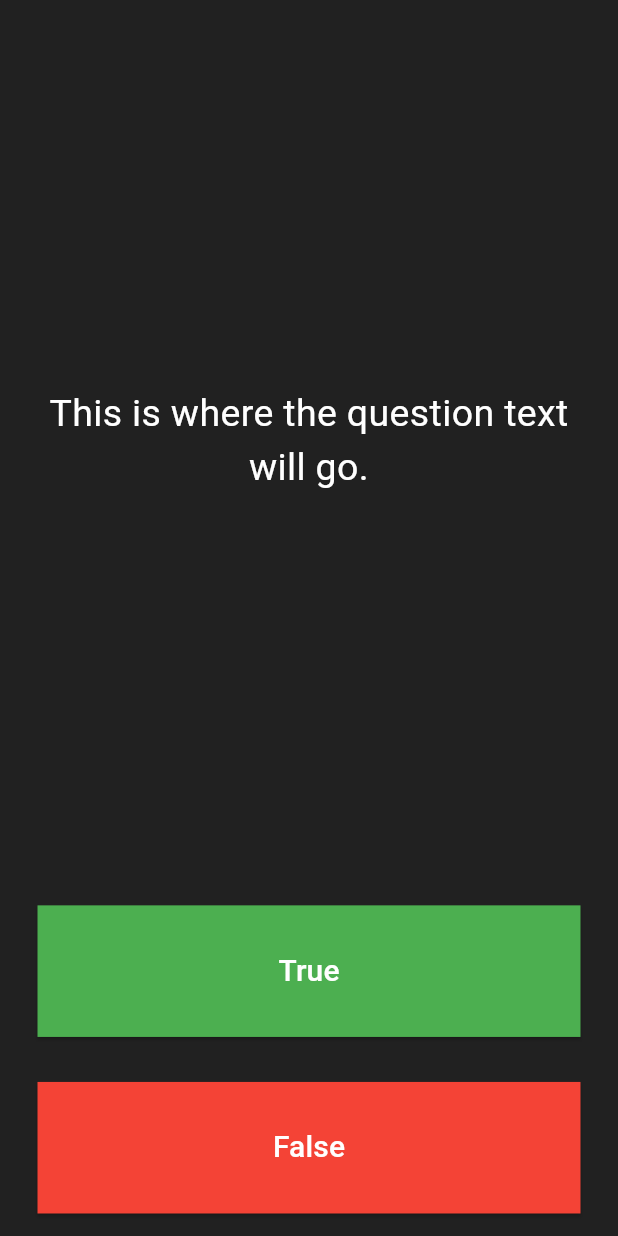
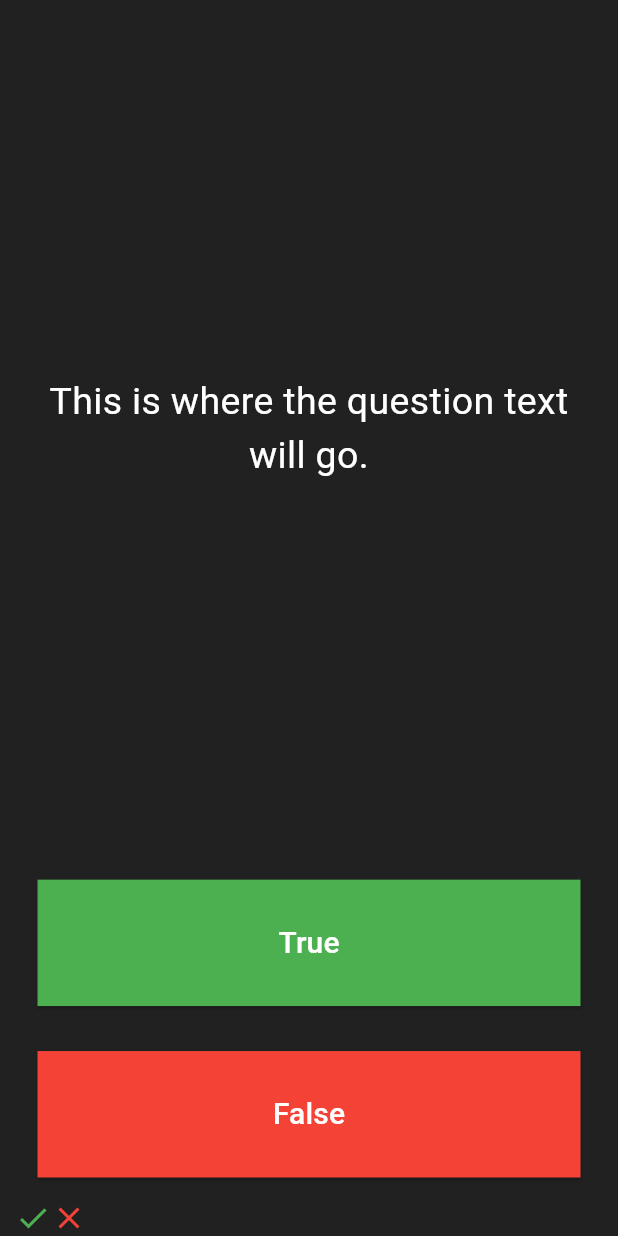
Before and after one commit to adamalcantara/quizzler, a Flutter app: the screen it shows after launch, on a phone screen of 412 x 824 dp. Run offline on Flutter 3.47's test engine with Material 3 defaults, Android fonts, the phone set to English and light mode, and no system bars.

Commit message:
Added the row for the score keeping

```diff
--- a/lib/main.dart
+++ b/lib/main.dart
@@ -31,6 +31,7 @@ class _QuizPageState extends State<QuizPage> {
       mainAxisAlignment: MainAxisAlignment.spaceBetween,
       crossAxisAlignment: CrossAxisAlignment.stretch,
       children: <Widget>[
+        // Widget for the question
         Expanded(
           flex: 5,
           child: Padding(
@@ -47,6 +48,7 @@ class _QuizPageState extends State<QuizPage> {
             ),
           ),
         ),
+        // True button
         Expanded(
           child: Padding(
             padding: EdgeInsets.all(15.0),
@@ -71,6 +73,7 @@ class _QuizPageState extends State<QuizPage> {
             ),
           ),
         ),
+        // False button
         Expanded(
           child: Padding(
             padding: EdgeInsets.all(15.0),
@@ -95,7 +98,20 @@ class _QuizPageState extends State<QuizPage> {
             ),
           ),
         ),
-        //TODO: Add a Row here as your score keeper
+
+        // Score Keeper
+        Row(
+          children: <Widget>[
+            Icon(
+              Icons.check,
+              color: Colors.green,
+            ),
+            Icon(
+              Icons.close,
+              color: Colors.red,
+            ),
+          ],
+        )
       ],
     );
   }
```
